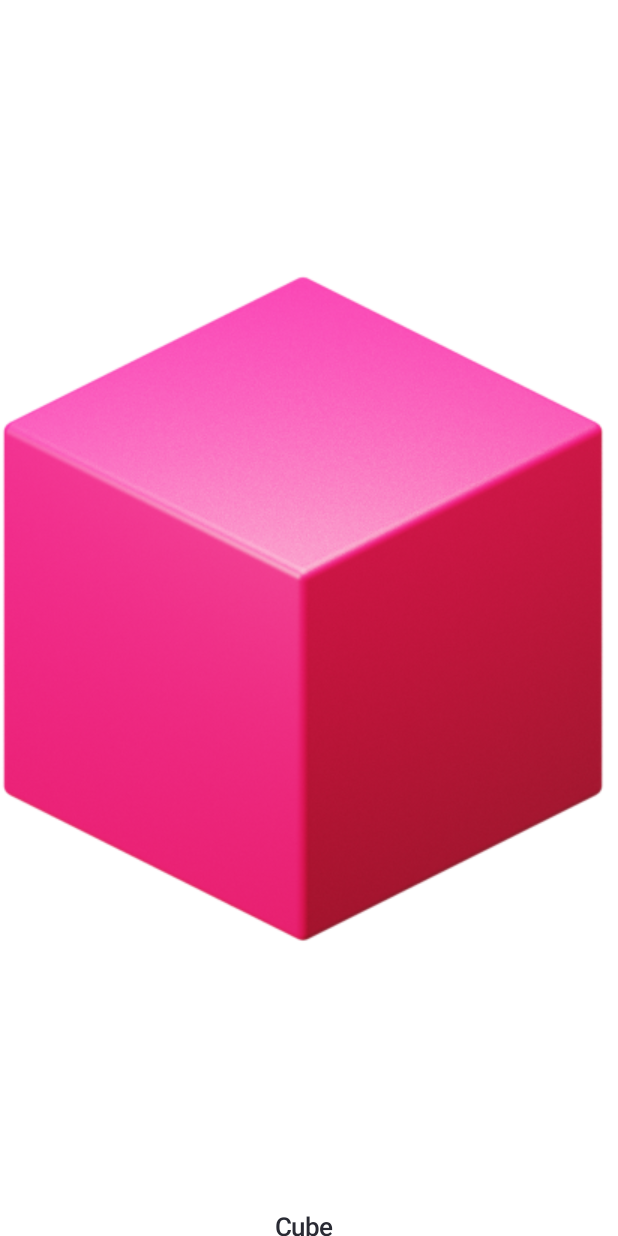
After one commit to nimblehq/jetpack-compose-ecommerce, an Android app built with Jetpack Compose: the composable Shapes called with sample values from the repository, on a phone screen of 412 x 824 dp. The commit adds this screen. Run offline under Robolectric (Android 15) with nearby library versions, the phone set to English and light mode, and no system bars; our stand-ins replace accompanist, constraintlayout-compose; 2 statements that could not run were skipped.

Commit message:
[#15] Add Shape compose UI

```diff
--- /dev/null
+++ b/app/src/main/java/co/nimblehq/compose/ecommerce/ui/shape/Shapes.kt
@@ -0,0 +1,130 @@
+package co.nimblehq.compose.ecommerce.ui.shape
+
+import androidx.compose.foundation.ExperimentalFoundationApi
+import androidx.compose.foundation.Image
+import androidx.compose.foundation.layout.Column
+import androidx.compose.foundation.layout.fillMaxWidth
+import androidx.compose.foundation.layout.padding
+import androidx.compose.foundation.layout.requiredWidth
+import androidx.compose.material.Text
+import androidx.compose.runtime.Composable
+import androidx.compose.ui.Modifier
+import androidx.compose.ui.platform.LocalConfiguration
+import androidx.compose.ui.platform.LocalContext
+import androidx.compose.ui.res.painterResource
+import androidx.compose.ui.tooling.preview.Preview
+import androidx.compose.ui.unit.dp
+import androidx.constraintlayout.compose.ConstraintLayout
+import co.nimblehq.compose.ecommerce.R
+import co.nimblehq.compose.ecommerce.model.Shape
+import co.nimblehq.compose.ecommerce.model.mockShapes
+import co.nimblehq.compose.ecommerce.ui.theme.AppTextStyle
+import com.google.accompanist.flowlayout.FlowMainAxisAlignment
+import com.google.accompanist.flowlayout.FlowRow
+import com.google.accompanist.flowlayout.SizeMode
+
+@ExperimentalFoundationApi
+@Composable
+fun Shapes(
+    columnsPerRow: Int,
+    shapes: List<Shape>
+) {
+    val itemPadding = 16.dp
+    Column(
+        modifier = Modifier.padding(horizontal = itemPadding)
+    ) {
+        // Workaround solution: https://medium.com/tech-takeaways/scrollable-grid-view-with-jetpack-compose-aed9f2b9c382
+        val itemMaxWidth =
+            (LocalConfiguration.current.screenWidthDp.dp - (itemPadding * 2)) / columnsPerRow
+        FlowRow(
+            mainAxisSize = SizeMode.Expand,
+            mainAxisAlignment = FlowMainAxisAlignment.SpaceEvenly
+        ) {
+            shapes.forEachIndexed { index, shape ->
+                val modifier = if (index % 2 == 0) {
+                    Modifier
+                        .requiredWidth(itemMaxWidth)
+                        .padding(end = 8.dp)
+                } else {
+                    Modifier
+                        .requiredWidth(itemMaxWidth)
+                        .padding(start = 8.dp)
+                }
+                ShapeItem(
+                    modifier = modifier,
+                    shape
+                )
+            }
+        }
+    }
+}
+
+@OptIn(ExperimentalFoundationApi::class)
+@Composable
+@Preview
+fun ShapesPreview() {
+    Shapes(
+        columnsPerRow = 2,
+        shapes = mockShapes
+    )
+}
+
+@Composable
+fun ShapeItem(
+    modifier: Modifier,
+    shape: Shape
+) {
+    ConstraintLayout(modifier = modifier.padding(bottom = 8.dp)) {
+        val (ivShape, tvShapeName, tvNumberOfItem) = createRefs()
+
+        Image(
+            modifier = Modifier
+                .constrainAs(ivShape) {
+                    start.linkTo(parent.start)
+                    end.linkTo(parent.end)
+                    top.linkTo(parent.top)
+                },
+            painter = painterResource(id = shape.image), contentDescription = null
+        )
+
+        Text(
+            modifier = Modifier
+                .constrainAs(tvShapeName) {
+                    start.linkTo(parent.start)
+                    end.linkTo(parent.end)
+                    top.linkTo(ivShape.bottom)
+                }
+                .padding(top = 8.dp),
+            style = AppTextStyle.productItemName,
+            text = shape.name
+        )
+
+        Text(
+            modifier = Modifier.constrainAs(tvNumberOfItem) {
+                start.linkTo(parent.start)
+                end.linkTo(parent.end)
+                top.linkTo(tvShapeName.bottom)
+            },
+            style = AppTextStyle.productItemPrice,
+            text = LocalContext.current.resources.getQuantityString(
+                R.plurals.search_shape_total_item,
+                shape.numberOfItem,
+                shape.numberOfItem
+            )
+        )
+    }
+}
+
+@Composable
+@Preview
+fun ProductItemPreview() {
+    ShapeItem(
+        Modifier.fillMaxWidth(),
+        Shape(
+            id = 1,
+            name = "Cube",
+            numberOfItem = 4,
+            image = R.drawable.ic_shirt_honey_cube
+        )
+    )
+}
--- a/app/src/main/java/co/nimblehq/compose/ecommerce/ui/theme/Color.kt
+++ b/app/src/main/java/co/nimblehq/compose/ecommerce/ui/theme/Color.kt
@@ -10,4 +10,5 @@ val Teal200 = Color(0xFF03DAC5)
 val WhiteTrans25 = Color(0xBF000000)
 val Blue = Color(0xFF201547)
 val Gray = Color(0xFF292A33)
+val Gray2 = Color(0x1F767680)
 val Red = Color(0xFFFF3B30)
--- a/app/src/main/res/values/strings.xml
+++ b/app/src/main/res/values/strings.xml
@@ -14,4 +14,10 @@
 
     <string name="home_action_shop">SHOP</string>
     <string name="home_action_shop_all">Shop all</string>
+
+    <string name="search_shop">Shop</string>
+    <plurals name="search_shape_total_item">
+        <item quantity="one">%d item</item>
+        <item quantity="other">%d items</item>
+    </plurals>
 </resources>
```
Also changed, not shown: app/src/main/java/co/nimblehq/compose/ecommerce/model/Shape.kt (added, +50 -0 lines).
